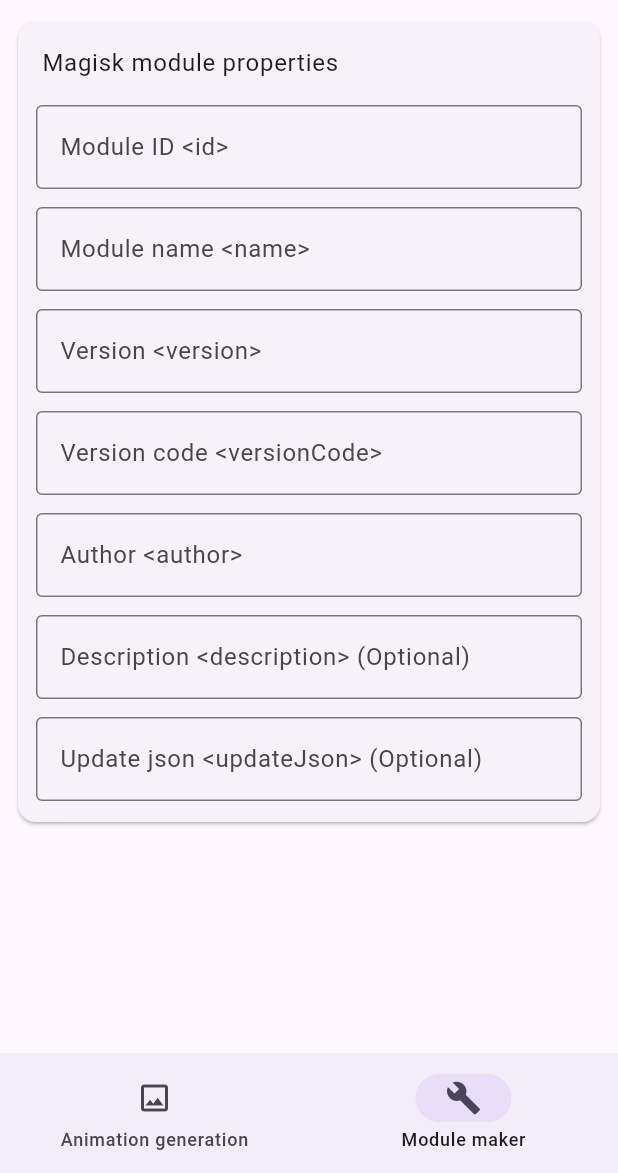
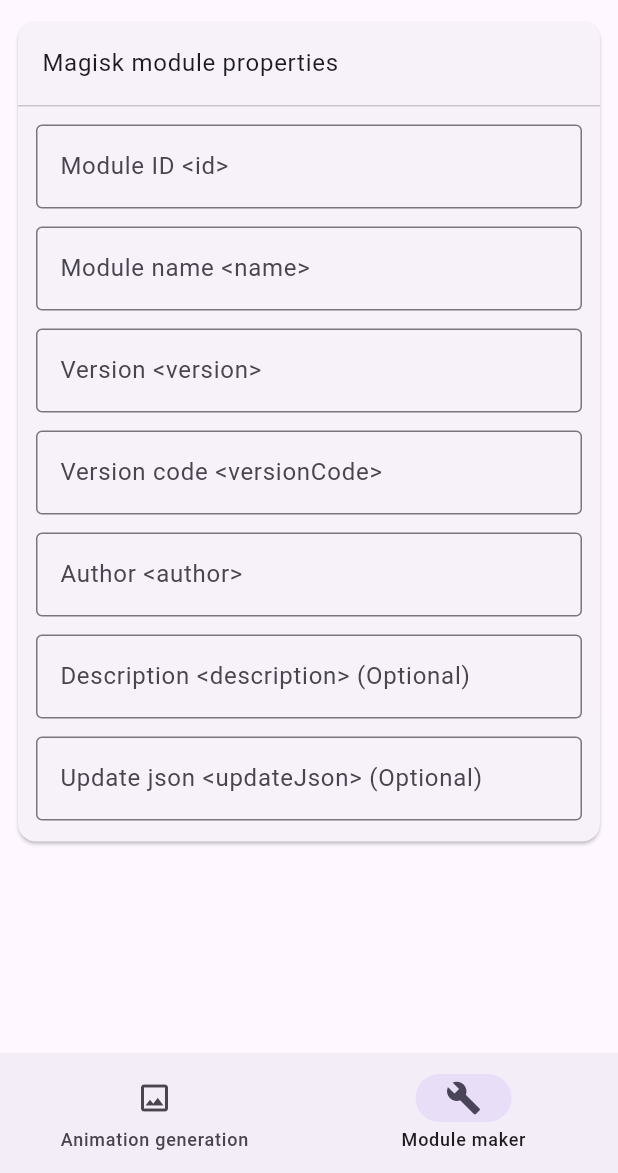
Before and after one commit to StaticReflection/BootAnimationMaker, a Flutter app: the screen it shows after launch, item 2 of the bottom bar chosen, on a phone screen of 412 x 824 dp, the part 63-1236 px from its top. Run offline on Flutter 3.47's test engine with Material 3 defaults, Android fonts, the phone set to English and light mode, and no system bars; our stand-ins replace file_picker, get; generated files the repository leaves out were written again.

Commit message:
feat(ui): add divider

```diff
--- a/lib/app/modules/home/pages/boot_animation/widgets/bootanimation_type.dart
+++ b/lib/app/modules/home/pages/boot_animation/widgets/bootanimation_type.dart
@@ -24,6 +24,7 @@
                   ],
                   onChanged: (value) =>
                       controller.bootAnimationType.value = value!))),
+          const Divider(height: 1),
           Obx(
             () => ListTile(
               title: Text(AppLocalizations.of(context)!.selectFile),
--- a/lib/app/modules/home/pages/magisk_module/widgets/magisk_module_properties.dart
+++ b/lib/app/modules/home/pages/magisk_module/widgets/magisk_module_properties.dart
@@ -15,8 +15,9 @@
           ListTile(
             title: Text(AppLocalizations.of(context)!.magiskModuleProperties),
           ),
+          const Divider(height: 1),
           Padding(
-            padding: const EdgeInsets.only(left: 12, right: 12),
+            padding: const EdgeInsets.only(left: 12, right: 12, top: 12),
             child: Wrap(
               runSpacing: 12.0,
               children: [
```
